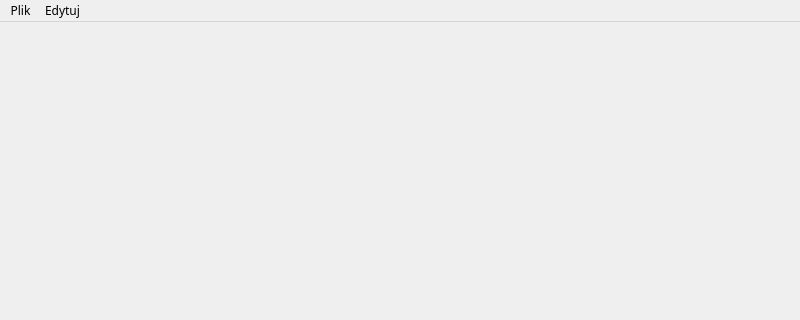
A1rWaxta/RasterShop, file src/uis/MainWindowX.ui: the form before one commit; both pictures show x 0 to 800 and y 0 to 320 of the 800 by 600 pixel window.
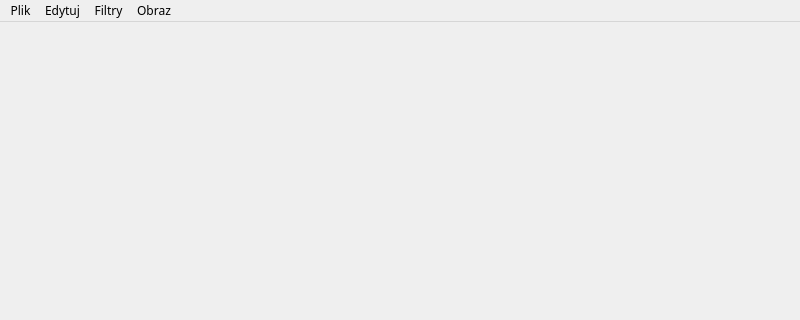
The form after the commit.

```diff
--- a/src/uis/MainWindowX.ui
+++ b/src/uis/MainWindowX.ui
@@ -67,8 +67,27 @@
     <addaction name="separator"/>
     <addaction name="actionClose"/>
    </widget>
+   <widget class="QMenu" name="menuFiltry">
+    <property name="title">
+     <string>Filtry</string>
+    </property>
+    <addaction name="actionRozmycie_Gaussa"/>
+    <addaction name="actionProgowanie"/>
+    <addaction name="actionDopasowanie_kontrastu"/>
+   </widget>
+   <widget class="QMenu" name="menuObraz">
+    <property name="title">
+     <string>Obraz</string>
+    </property>
+    <addaction name="actionObr_o_90_w_prawo"/>
+    <addaction name="actionObr_o_90_w_lewo"/>
+    <addaction name="actionObr_o_180"/>
+    <addaction name="actionLustrzane_odbicie"/>
+   </widget>
    <addaction name="menuFile"/>
    <addaction name="menuEdit"/>
+   <addaction name="menuFiltry"/>
+   <addaction name="menuObraz"/>
   </widget>
   <action name="actionZako_cz">
    <property name="text">
```
Left out of the diff: 35 changed lines with no effect on the pictures.
